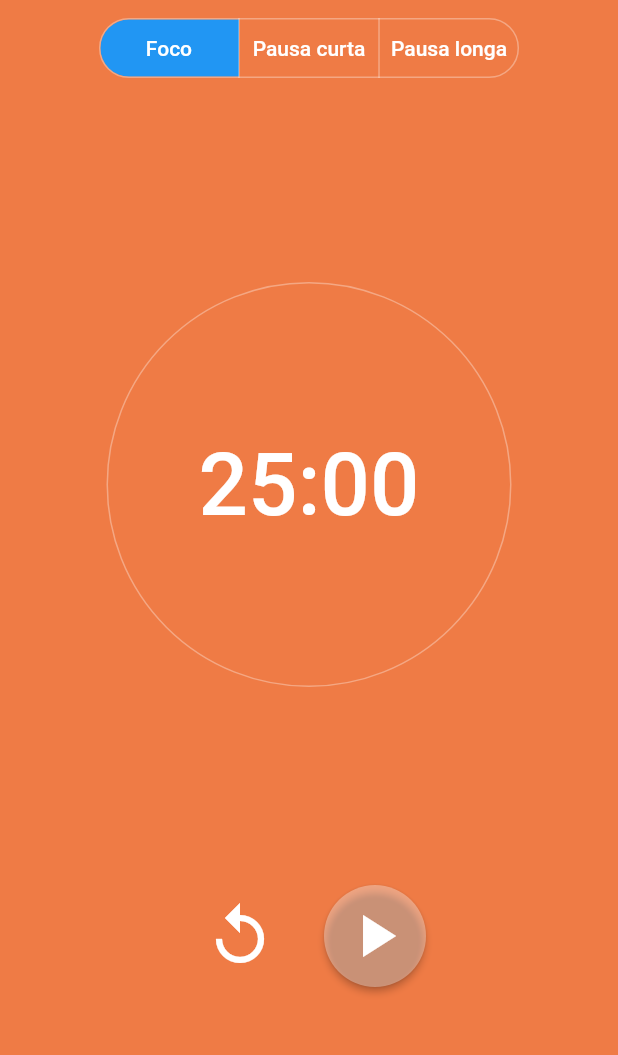
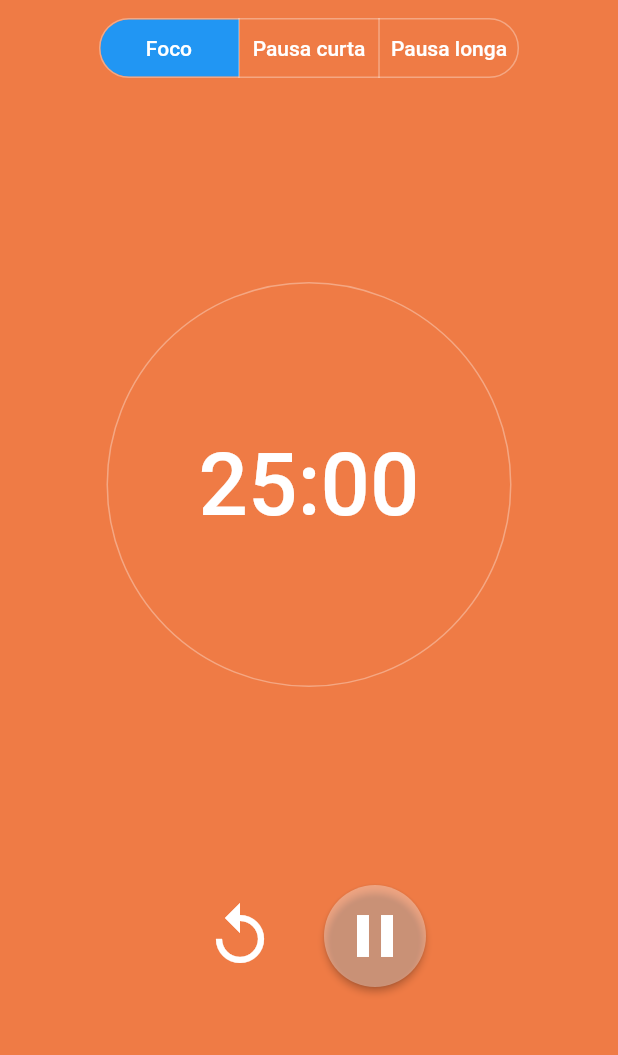
Before and after one commit to pedropfsf/pomodoro_timer, a Flutter app: the screen it shows after launch, on a phone screen of 412 x 824 dp, the part 153-1208 px from its top. Run offline on Flutter 3.47's test engine with Material 2 defaults, Android fonts, the phone set to English and light mode, and no system bars; our stand-ins replace flutter_mobx, mobx; generated files the repository leaves out were written again.

Commit message:
feat(timer): Desenvolvendo funcionalidade de iniciar a contagem de tempo

```diff
--- a/lib/main.dart
+++ b/lib/main.dart
@@ -1,4 +1,6 @@
 import 'package:flutter/material.dart';
+import 'package:flutter_mobx/flutter_mobx.dart';
+import 'package:pomodoro_timer/services/timer.dart';
 import 'package:pomodoro_timer/stores/main_store.dart';
 import 'package:pomodoro_timer/widgets/button_timer.dart';
 import 'package:pomodoro_timer/widgets/control.dart';
@@ -17,14 +19,42 @@ class App extends StatefulWidget {
 class _AppState extends State<App> {
   final mainStore = MainStore();
 
+  void changeMode(Set<Ways> newSelection) {
+    if (newSelection.isNotEmpty) {
+      switch (newSelection.first) {
+        case Ways.focus:
+          mainStore.toFocus();
+        case Ways.shortPause:
+          mainStore.toShortPause();
+        case Ways.longPause:
+          mainStore.toLongPause();
+        default:
+      }
+    }
+  }
+
+  void toggle() {
+    if (mainStore.isPause) {
+      mainStore.play();
+    } else {
+      mainStore.pause();
+    }
+  }
+
   @override
   Widget build(BuildContext context) {
-    return ScreenContainer(
-      children: [
-        const Header(),
-        ButtonTimer(),
-        const Control(),
-      ],
-    );
+    return Observer(builder: (_) {
+      return ScreenContainer(
+        color: mainStore.color,
+        children: [
+          Header(
+            value: mainStore.mode,
+            onSelectionChanged: changeMode,
+          ),
+          ButtonTimer(text: getTimerBySeconds(mainStore.timer)),
+          Control(isPause: mainStore.isPause, onPlay: toggle),
+        ],
+      );
+    });
   }
 }
--- a/lib/stores/main_store.dart
+++ b/lib/stores/main_store.dart
@@ -1,3 +1,5 @@
+import 'dart:async';
+
 import 'package:mobx/mobx.dart';
 import 'package:pomodoro_timer/services/colors.dart';
 import 'package:pomodoro_timer/services/ways.dart';
@@ -11,6 +13,9 @@ class MainStore = MainStoreBase with _$MainStore;
 
 abstract class MainStoreBase with Store {
   @observable
+  Timer? interval;
+
+  @observable
   Ways mode = Ways.focus;
 
   @observable
@@ -18,6 +23,9 @@ abstract class MainStoreBase with Store {
 
   @observable
   int timer = 1500;
+
+  @observable
+  bool isPause = true;
 
   @action
   toFocus() {
@@ -45,4 +53,19 @@ abstract class MainStoreBase with Store {
     timer = mode.timer;
     this.mode = Ways.longPause;
   }
+
+  @action
+  play() {
+    isPause = false;
+    const duration = Duration(seconds: 2);
+    interval = Timer(duration, () {
+      timer -= 1;
+    });
+  }
+
+  @action
+  pause() {
+    isPause = true;
+    interval?.cancel();
+  }
 }
--- a/lib/widgets/button_play.dart
+++ b/lib/widgets/button_play.dart
@@ -2,12 +2,31 @@ import 'package:flutter/material.dart';
 import 'package:pomodoro_timer/services/colors.dart';
 
 class ButtonPlay extends StatelessWidget {
-  const ButtonPlay({super.key});
+  const ButtonPlay({
+    super.key,
+    this.isPause,
+    this.onPlay,
+  });
+
+  final bool? isPause;
+  final Function()? onPlay;
+
+  IconData getIcon() {
+    if (isPause == null) {
+      return Icons.play_arrow;
+    }
+
+    if (isPause == true) {
+      return Icons.pause;
+    }
+
+    return Icons.play_arrow;
+  }
 
   @override
   Widget build(BuildContext context) {
     return ElevatedButton(
-      onPressed: () {},
+      onPressed: onPlay,
       style: IconButton.styleFrom(
         backgroundColor: colors['alpha'],
         shape: const RoundedRectangleBorder(
@@ -18,7 +37,7 @@ class ButtonPlay extends StatelessWidget {
         padding: const EdgeInsets.all(10),
       ),
       child: Icon(
-        Icons.play_arrow,
+        getIcon(),
         color: colors['white'],
         size: 48,
       ),
--- a/lib/widgets/button_timer.dart
+++ b/lib/widgets/button_timer.dart
@@ -1,13 +1,16 @@
 import 'package:flutter/material.dart';
-import 'package:flutter_mobx/flutter_mobx.dart';
 import 'package:pomodoro_timer/stores/main_store.dart';
 import 'package:pomodoro_timer/services/colors.dart';
-import 'package:pomodoro_timer/services/timer.dart';
 
 final mainStore = MainStore();
 
 class ButtonTimer extends StatelessWidget {
-  ButtonTimer({super.key});
+  ButtonTimer({
+    super.key,
+    required this.text,
+  });
+
+  final String text;
 
   final buttonStyle = TextButton.styleFrom(
     foregroundColor: colors['white'],
@@ -23,18 +26,15 @@ class ButtonTimer extends StatelessWidget {
     fontSize: 58,
   );
 
-  String getTimer() {
-    return getTimerBySeconds(mainStore.timer);
-  }
-
   @override
   Widget build(BuildContext context) {
-    return Observer(builder: (_) {
-      return TextButton(
-        onPressed: () {},
-        style: buttonStyle,
-        child: Text(getTimer(), style: textStyle),
-      );
-    });
+    return TextButton(
+      onPressed: () {},
+      style: buttonStyle,
+      child: Text(
+        text,
+        style: textStyle,
+      ),
+    );
   }
 }
--- a/lib/widgets/control.dart
+++ b/lib/widgets/control.dart
@@ -3,16 +3,19 @@ import 'package:pomodoro_timer/widgets/button_play.dart';
 import 'package:pomodoro_timer/widgets/button_replay.dart';
 
 class Control extends StatelessWidget {
-  const Control({super.key});
+  const Control({super.key, this.isPause, this.onPlay});
+
+  final bool? isPause;
+  final Function()? onPlay;
 
   @override
   Widget build(BuildContext context) {
-    return const Row(
+    return Row(
       mainAxisAlignment: MainAxisAlignment.center,
       children: [
-        ButtonReplay(),
-        SizedBox(width: 24),
-        ButtonPlay(),
+        const ButtonReplay(),
+        const SizedBox(width: 24),
+        ButtonPlay(isPause: isPause, onPlay: onPlay),
       ],
     );
   }
--- a/lib/widgets/header.dart
+++ b/lib/widgets/header.dart
@@ -1,16 +1,27 @@
 import 'package:flutter/material.dart';
+import 'package:pomodoro_timer/stores/main_store.dart';
 import 'package:pomodoro_timer/widgets/mode_options.dart';
 import 'package:pomodoro_timer/widgets/screen_title.dart';
 
 class Header extends StatelessWidget {
-  const Header({super.key});
+  const Header({
+    super.key,
+    this.value = Ways.focus,
+    this.onSelectionChanged,
+  });
+
+  final Ways value;
+  final Function(Set<Ways>)? onSelectionChanged;
 
   @override
   Widget build(BuildContext context) {
     return Column(children: [
       const ScreenTitle(text: 'Pomodoro Timer'),
       const SizedBox(height: 8),
-      ModeOptions(),
+      ModeOptions(
+        value: value,
+        onSelectionChanged: onSelectionChanged,
+      ),
     ]);
   }
 }
--- a/lib/widgets/mode_options.dart
+++ b/lib/widgets/mode_options.dart
@@ -1,14 +1,18 @@
 import 'package:flutter/material.dart';
-import 'package:flutter_mobx/flutter_mobx.dart';
 import 'package:pomodoro_timer/services/colors.dart';
 import 'package:pomodoro_timer/stores/main_store.dart';
 
 final mainStore = MainStore();
 
 class ModeOptions extends StatelessWidget {
-  ModeOptions({super.key, this.value = Ways.focus});
+  ModeOptions({
+    super.key,
+    this.value = Ways.focus,
+    this.onSelectionChanged,
+  });
 
   final dynamic value;
+  final Function(Set<Ways>)? onSelectionChanged;
 
   final style = ButtonStyle(
     foregroundColor: MaterialStatePropertyAll(
@@ -39,27 +43,13 @@ class ModeOptions extends StatelessWidget {
   @override
   Widget build(BuildContext context) {
     return SizedBox(
-      child: Observer(builder: (_) {
-        return SegmentedButton<Ways>(
-          showSelectedIcon: false,
-          style: style,
-          segments: segments,
-          selected: <Ways>{mainStore.mode},
-          onSelectionChanged: (Set<Ways> newSelection) {
-            if (newSelection.isNotEmpty) {
-              switch (newSelection.first) {
-                case Ways.focus:
-                  mainStore.toFocus();
-                case Ways.shortPause:
-                  mainStore.toShortPause();
-                case Ways.longPause:
-                  mainStore.toLongPause();
-                default:
-              }
-            }
-          },
-        );
-      }),
+      child: SegmentedButton<Ways>(
+        showSelectedIcon: false,
+        style: style,
+        segments: segments,
+        selected: <Ways>{value},
+        onSelectionChanged: onSelectionChanged,
+      ),
     );
   }
 }
--- a/lib/widgets/screen_container.dart
+++ b/lib/widgets/screen_container.dart
@@ -1,5 +1,4 @@
 import 'package:flutter/material.dart';
-import 'package:flutter_mobx/flutter_mobx.dart';
 import 'package:pomodoro_timer/stores/main_store.dart';
 
 final mainStore = MainStore();
@@ -8,9 +7,11 @@ class ScreenContainer extends StatelessWidget {
   const ScreenContainer({
     super.key,
     required this.children,
+    this.color,
   });
 
   final List<Widget> children;
+  final Color? color;
 
   @override
   Widget build(BuildContext context) {
@@ -22,20 +23,16 @@ class ScreenContainer extends StatelessWidget {
 
     return MaterialApp(
       home: Scaffold(
-        body: Observer(
-          builder: (_) {
-            return AnimatedContainer(
-              duration: const Duration(seconds: 1),
+        body: AnimatedContainer(
+          duration: const Duration(milliseconds: 500),
           width: double.infinity,
-              color: mainStore.color,
+          color: color,
           padding: padding,
           child: Column(
             mainAxisAlignment: MainAxisAlignment.spaceBetween,
             crossAxisAlignment: CrossAxisAlignment.center,
             children: children,
           ),
-            );
-          },
         ),
       ),
     );
```
Also changed, not shown: lib/stores/main_store.g.dart. Lines whose indentation alone changed are shown as unchanged.
